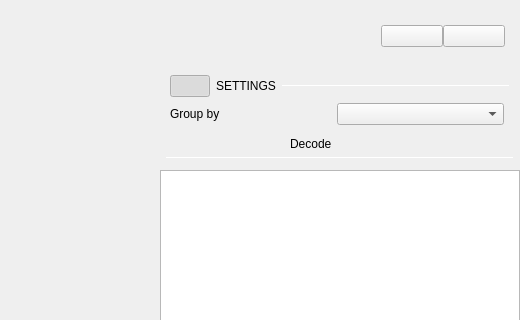
Qt form ui/logic_analyzer.ui (analogdevicesinc/scopy) before a commit; both pictures show x 760 to 1280 and y 0 to 320 of the 1280 by 704 pixel window.
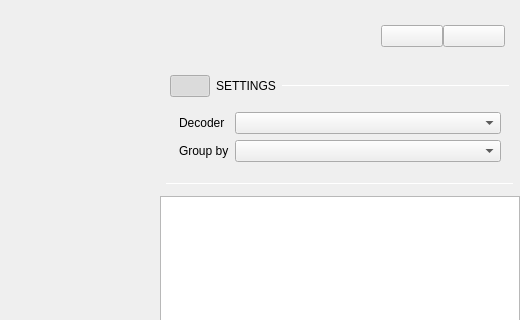
The same form after that commit. Icons and pictures are not drawn. Custom widgets are drawn as their Qt base class.

Commit message: logic analyzer/decoder table: added selectable decoder in the drop down menu -removed horizontal scroll bar -removed table header -further optimised table

The edit to the form file:
```diff
--- a/ui/logic_analyzer.ui
+++ b/ui/logic_analyzer.ui
@@ -1821,6 +1821,12 @@
                      </item>
                      <item>
                       <widget class="QLabel" name="label_16">
+                       <property name="sizePolicy">
+                        <sizepolicy hsizetype="Preferred" vsizetype="Fixed">
+                         <horstretch>0</horstretch>
+                         <verstretch>0</verstretch>
+                        </sizepolicy>
+                       </property>
                        <property name="text">
                         <string>SETTINGS</string>
                        </property>
@@ -1861,60 +1867,61 @@
                    </item>
                    <item>
                     <widget class="QWidget" name="wDecoderSettings_2" native="true">
-                     <layout class="QVBoxLayout" name="wDecoderSettings">
-                      <property name="leftMargin">
-                       <number>0</number>
+                     <property name="sizePolicy">
+                      <sizepolicy hsizetype="Preferred" vsizetype="Preferred">
+                       <horstretch>0</horstretch>
+                       <verstretch>0</verstretch>
+                      </sizepolicy>
+                     </property>
+                     <layout class="QFormLayout" name="wDecoderSettings">
+                      <property name="formAlignment">
+                       <set>Qt::AlignLeading|Qt::AlignLeft|Qt::AlignTop</set>
                       </property>
-                      <property name="topMargin">
-                       <number>0</number>
-                      </property>
-                      <property name="rightMargin">
-                       <number>0</number>
-                      </property>
-                      <property name="bottomMargin">
-                       <number>0</number>
-                      </property>
-                      <item>
-                       <layout class="QHBoxLayout" name="horizontalLayout_12">
-                        <property name="spacing">
-                         <number>0</number>
+                      <item row="1" column="0">
+                       <widget class="QLabel" name="label_17">
+                        <property name="text">
+                         <string>Group by</string>
                         </property>
-                        <property name="leftMargin">
-                         <number>0</number>
+                       </widget>
+                      </item>
+                      <item row="1" column="1">
+                       <widget class="QComboBox" name="primaryAnnotationComboBox">
+                        <property name="sizePolicy">
+                         <sizepolicy hsizetype="Preferred" vsizetype="Preferred">
+                          <horstretch>0</horstretch>
+                          <verstretch>0</verstretch>
+                         </sizepolicy>
                         </property>
-                        <property name="rightMargin">
-                         <number>6</number>
+                        <property name="maximumSize">
+                         <size>
+                          <width>16777215</width>
+                          <height>16777215</height>
+                         </size>
                         </property>
-                        <item>
-                         <widget class="QLabel" name="label_17">
-                          <property name="sizePolicy">
-                           <sizepolicy hsizetype="Preferred" vsizetype="Preferred">
-                            <horstretch>0</horstretch>
-                            <verstretch>0</verstretch>
-                           </sizepolicy>
-                          </property>
-                          <property name="text">
-                           <string>Group by</string>
-                          </property>
-                         </widget>
-                        </item>
-                        <item>
-                         <widget class="QComboBox" name="primaryAnnotationComboBox">
-                          <property name="sizePolicy">
-                           <sizepolicy hsizetype="Preferred" vsizetype="Preferred">
-                            <horstretch>0</horstretch>
-                            <verstretch>0</verstretch>
-                           </sizepolicy>
-                          </property>
-                          <property name="maximumSize">
-                           <size>
-                            <width>16777215</width>
-                            <height>16777215</height>
-                           </size>
-                          </property>
-                         </widget>
-                        </item>
-                       </layout>
+                       </widget>
+                      </item>
+                      <item row="0" column="0">
+                       <widget class="QLabel" name="label_18">
+                        <property name="text">
+                         <string>Decoder</string>
+                        </property>
+                       </widget>
+                      </item>
+                      <item row="0" column="1">
+                       <widget class="QComboBox" name="DecoderComboBox">
+                        <property name="sizePolicy">
+                         <sizepolicy hsizetype="Preferred" vsizetype="Preferred">
+                          <horstretch>0</horstretch>
+                          <verstretch>0</verstretch>
+                         </sizepolicy>
+                        </property>
+                        <property name="minimumSize">
+                         <size>
+                          <width>0</width>
+                          <height>0</height>
+                         </size>
+                        </property>
+                       </widget>
                       </item>
                      </layout>
                     </widget>
@@ -1935,29 +1942,6 @@
                    <property name="bottomMargin">
                     <number>6</number>
                    </property>
-                   <item>
-                    <layout class="QGridLayout" name="gridLayout_4">
-                     <item row="0" column="0">
-                      <widget class="QLabel" name="decoderTableLabel">
-                       <property name="enabled">
-                        <bool>true</bool>
-                       </property>
-                       <property name="maximumSize">
-                        <size>
-                         <width>100</width>
-                         <height>16777215</height>
-                        </size>
-                       </property>
-                       <property name="text">
-                        <string>Decode</string>
-                       </property>
-                       <property name="general_settings_label" stdset="0">
-                        <bool>true</bool>
-                       </property>
-                      </widget>
-                     </item>
-                    </layout>
-                   </item>
                    <item>
                     <widget class="Line" name="line_8">
                      <property name="maximumSize">
```
Left out of the diff: 3 changed lines with no effect on the pictures. The commit also changes 4 other files.
